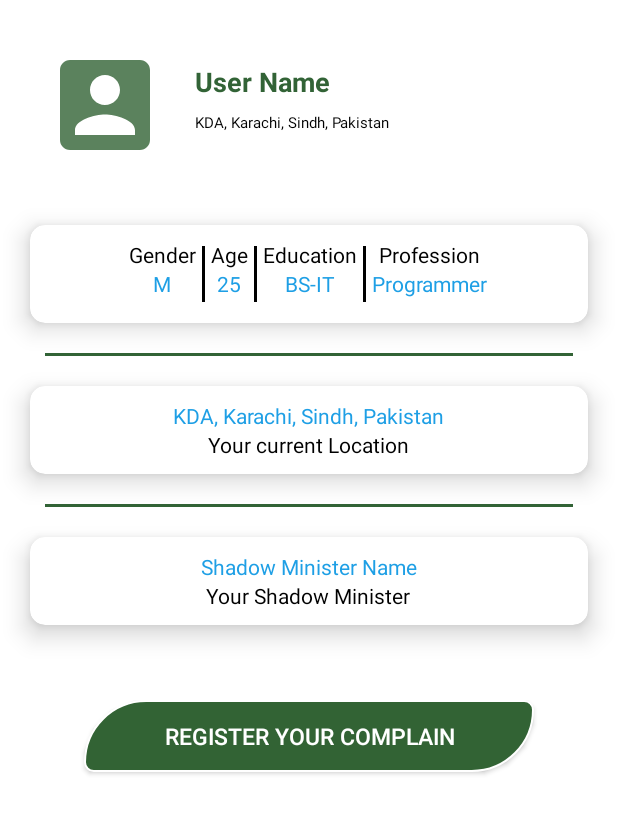
After one commit to Ubaid37official/InsanParty, an Android app: the UserHomeActivity screen opened directly, with no data from a screen before it, on a phone screen of 412 x 824 dp. The commit adds this screen. Shown: the top 814 px of the screen. Run offline under Robolectric (Android 15) with nearby library versions, the light colour scheme and no system bars.

Commit message:
new activity added

```diff
--- a/app/build.gradle
+++ b/app/build.gradle
@@ -29,5 +29,8 @@ dependencies {
     androidTestImplementation 'androidx.test.ext:junit:1.1.2'
     androidTestImplementation 'androidx.test.espresso:espresso-core:3.3.0'
     implementation 'com.android.volley:volley:1.1.1'
+    implementation "androidx.cardview:cardview:1.0.0"
+    implementation 'com.squareup.picasso:picasso:2.5.2'
+    implementation 'com.github.bumptech.glide:glide:4.7.1'
 
 }
--- a/app/src/main/AndroidManifest.xml
+++ b/app/src/main/AndroidManifest.xml
@@ -39,6 +39,9 @@
         <activity android:name="rehanfoundation.app.insanparty.UserLoginActivity"
             android:screenOrientation="portrait"/>
 
+        <activity android:name="rehanfoundation.app.insanparty.UserHomeActivity"
+            android:screenOrientation="portrait"/>
+
         <activity android:name="rehanfoundation.app.insanparty.MemberLoginActivity"
             android:screenOrientation="portrait"/>
 
--- a/app/src/main/java/rehanfoundation/app/insanparty/MemberLoginActivity.java
+++ b/app/src/main/java/rehanfoundation/app/insanparty/MemberLoginActivity.java
@@ -1,16 +1,40 @@
 package rehanfoundation.app.insanparty;
 
 import android.app.Activity;
+import android.content.Intent;
 import android.os.Bundle;
+import android.view.View;
+import android.widget.Button;
+import android.widget.EditText;
+import android.widget.TextView;
 
 import androidx.annotation.Nullable;
 
 public class MemberLoginActivity extends Activity {
 
+    private EditText email, password;
+    private  TextView forgotPassword;
+    private Button login;
 
     @Override
     protected void onCreate(@Nullable Bundle savedInstanceState) {
         super.onCreate(savedInstanceState);
         setContentView(R.layout.activity_memberlogin);
+
+        email = (EditText)findViewById(R.id.email);
+        password = (EditText)findViewById(R.id.password);
+        forgotPassword = (TextView)findViewById(R.id.forgotPassword);
+
+        login = (Button)findViewById(R.id.login);
+
+
+        login.setOnClickListener(new View.OnClickListener() {
+            @Override
+            public void onClick(View v) {
+                Intent intent = new Intent(getApplicationContext(),UserHomeActivity.class);
+                startActivity(intent);
+            }
+        });
+
     }
 }
--- /dev/null
+++ b/app/src/main/java/rehanfoundation/app/insanparty/UserHomeActivity.java
@@ -0,0 +1,14 @@
+package rehanfoundation.app.insanparty;
+
+import android.app.Activity;
+import android.os.Bundle;
+
+import androidx.annotation.Nullable;
+
+public class UserHomeActivity extends Activity {
+    @Override
+    protected void onCreate(@Nullable Bundle savedInstanceState) {
+        super.onCreate(savedInstanceState);
+        setContentView(R.layout.activity_userhome);
+    }
+}
--- a/app/src/main/java/rehanfoundation/app/insanparty/UserLoginActivity.java
+++ b/app/src/main/java/rehanfoundation/app/insanparty/UserLoginActivity.java
@@ -1,16 +1,39 @@
 package rehanfoundation.app.insanparty;
 
 import android.app.Activity;
+import android.content.Intent;
 import android.os.Bundle;
+import android.view.View;
+import android.widget.Button;
+import android.widget.EditText;
+import android.widget.TextView;
 
 import androidx.annotation.Nullable;
 
 public class UserLoginActivity extends Activity {
 
-
+    private Button login;
+    private EditText email, password;
+    private TextView forgotPassword;
     @Override
     protected void onCreate(@Nullable Bundle savedInstanceState) {
         super.onCreate(savedInstanceState);
         setContentView(R.layout.activity_userlogin);
+
+        email = (EditText)findViewById(R.id.email);
+        password = (EditText)findViewById(R.id.password);
+        forgotPassword = (TextView)findViewById(R.id.forgotPassword);
+
+        login = (Button)findViewById(R.id.login);
+
+
+        login.setOnClickListener(new View.OnClickListener() {
+            @Override
+            public void onClick(View v) {
+                Intent intent = new Intent(getApplicationContext(),UserHomeActivity.class);
+                startActivity(intent);
+            }
+        });
+
     }
 }
--- /dev/null
+++ b/app/src/main/res/drawable-anydpi/ic_usericon.xml
@@ -0,0 +1,11 @@
+<vector xmlns:android="http://schemas.android.com/apk/res/android"
+    android:width="24dp"
+    android:height="24dp"
+    android:viewportWidth="24"
+    android:viewportHeight="24"
+    android:tint="#326334"
+    android:alpha="0.8">
+  <path
+      android:fillColor="@android:color/white"
+      android:pathData="M3,5v14c0,1.1 0.89,2 2,2h14c1.1,0 2,-0.9 2,-2L21,5c0,-1.1 -0.9,-2 -2,-2L5,3c-1.11,0 -2,0.9 -2,2zM15,9c0,1.66 -1.34,3 -3,3s-3,-1.34 -3,-3 1.34,-3 3,-3 3,1.34 3,3zM6,17c0,-2 4,-3.1 6,-3.1s6,1.1 6,3.1v1L6,18v-1z"/>
+</vector>
--- /dev/null
+++ b/app/src/main/res/layout/activity_userhome.xml
@@ -0,0 +1,302 @@
+<?xml version="1.0" encoding="utf-8"?>
+<LinearLayout xmlns:android="http://schemas.android.com/apk/res/android"
+    xmlns:app="http://schemas.android.com/apk/res-auto"
+    android:orientation="vertical"
+    android:layout_width="match_parent"
+    android:layout_height="match_parent"
+    android:background="#ffffff">
+
+    <LinearLayout
+        android:layout_width="match_parent"
+        android:layout_height="wrap_content"
+        android:orientation="horizontal"
+        android:layout_margin="10dp">
+        <ImageView
+            android:layout_width="80dp"
+            android:layout_height="80dp"
+            android:src="@drawable/ic_usericon"
+            android:layout_marginRight="10dp"
+            android:layout_marginTop="20dp"
+            android:layout_marginBottom="10dp"
+            android:layout_marginLeft="20dp"/>
+
+        <LinearLayout
+            android:layout_width="match_parent"
+            android:layout_height="wrap_content"
+            android:orientation="vertical"
+            android:layout_margin="10dp">
+
+            <TextView
+                android:id="@+id/name"
+                android:layout_width="wrap_content"
+                android:layout_height="wrap_content"
+                android:layout_marginTop="22dp"
+                android:text="User Name"
+                android:textColor="#326336"
+                android:textSize="18sp"
+                android:textStyle="bold"/>
+
+            <TextView
+                android:id="@+id/location"
+                android:layout_width="wrap_content"
+                android:layout_height="wrap_content"
+                android:textColor="#000000"
+                android:textSize="10sp"
+                android:text="KDA, Karachi, Sindh, Pakistan"
+                android:layout_marginTop="8dp"
+               />
+
+        </LinearLayout>
+
+    </LinearLayout>
+
+    <androidx.cardview.widget.CardView
+        android:layout_width="match_parent"
+        android:layout_height="wrap_content"
+        android:layout_margin="20dp"
+        app:cardCornerRadius="10dp"
+        app:cardElevation="10dp">
+
+        <LinearLayout
+            android:layout_width="match_parent"
+            android:layout_height="wrap_content"
+            android:orientation="horizontal"
+            android:layout_margin="10dp"
+            android:gravity="center_horizontal"
+            >
+            <LinearLayout
+                android:layout_width="wrap_content"
+                android:layout_height="wrap_content"
+                android:orientation="vertical"
+                android:gravity="center_horizontal">
+
+                <TextView
+                    android:layout_width="wrap_content"
+                    android:layout_height="wrap_content"
+                    android:text="Gender"
+                    android:textColor="#000000"
+                    android:textSize="14sp"
+                    />
+
+                <TextView
+                    android:id="@+id/gender"
+                    android:layout_width="wrap_content"
+                    android:layout_height="wrap_content"
+                    android:text="M"
+                    android:textColor="#1E9FE5"
+                    android:textSize="14sp"
+                    />
+            </LinearLayout>
+
+
+            <View
+                android:layout_width="2dp"
+                android:layout_height="37dp"
+                android:background="#000000"
+                android:layout_margin="4dp"
+                />
+
+            <LinearLayout
+                android:layout_width="wrap_content"
+                android:layout_height="wrap_content"
+                android:orientation="vertical"
+                android:gravity="center_horizontal">
+
+                <TextView
+                    android:layout_width="wrap_content"
+                    android:layout_height="wrap_content"
+                    android:text="Age"
+                    android:textColor="#000000"
+                    android:textSize="14sp"
+                   />
+
+                <TextView
+                    android:id="@+id/age"
+                    android:layout_width="wrap_content"
+                    android:layout_height="wrap_content"
+                    android:text="25"
+                    android:textColor="#1E9FE5"
+                    android:textSize="14sp"
+                    />
+            </LinearLayout>
+
+            <View
+                android:layout_width="2dp"
+                android:layout_height="37dp"
+                android:background="#000000"
+                android:layout_margin="4dp"
+                />
+
+            <LinearLayout
+                android:layout_width="wrap_content"
+                android:layout_height="wrap_content"
+                android:orientation="vertical"
+                android:gravity="center_horizontal">
+
+                <TextView
+                    android:layout_width="wrap_content"
+                    android:layout_height="wrap_content"
+                    android:text="Education"
+                    android:textColor="#000000"
+                    android:textSize="14sp"
+                    />
+
+                <TextView
+                    android:id="@+id/education"
+                    android:layout_width="wrap_content"
+                    android:layout_height="wrap_content"
+                    android:text="BS-IT"
+                    android:textColor="#1E9FE5"
+                    android:textSize="14sp"
+                    />
+            </LinearLayout>
+
+            <View
+                android:layout_width="2dp"
+                android:layout_height="37dp"
+                android:background="#000000"
+                android:layout_margin="4dp"
+                />
+
+            <LinearLayout
+                android:layout_width="wrap_content"
+                android:layout_height="wrap_content"
+                android:orientation="vertical"
+                android:gravity="center_horizontal">
+
+                <TextView
+                    android:layout_width="wrap_content"
+                    android:layout_height="wrap_content"
+                    android:text="Profession"
+                    android:textColor="#000000"
+                    android:textSize="14sp"
+                    />
+
+                <TextView
+                    android:id="@+id/profession"
+                    android:layout_width="wrap_content"
+                    android:layout_height="wrap_content"
+                    android:text="Programmer"
+                    android:textColor="#1E9FE5"
+                    android:textSize="14sp"
+                   />
+            </LinearLayout>
+        </LinearLayout>
+    </androidx.cardview.widget.CardView>
+
+    <View
+        android:layout_width="match_parent"
+        android:layout_height="2dp"
+        android:background="#326336"
+        android:layout_marginLeft="30dp"
+        android:layout_marginRight="30dp"
+        android:layout_marginTop="0dp"
+        android:layout_marginBottom="0dp"
+        />
+
+
+    <androidx.cardview.widget.CardView
+        android:layout_width="match_parent"
+        android:layout_height="wrap_content"
+        android:layout_margin="20dp"
+        app:cardCornerRadius="10dp"
+        app:cardElevation="10dp">
+
+        <LinearLayout
+            android:layout_width="match_parent"
+            android:layout_height="wrap_content"
+            android:orientation="vertical"
+            android:layout_margin="10dp"
+            android:gravity="center_horizontal"
+            >
+
+
+            <TextView
+                android:id="@+id/currentLocation"
+                android:layout_width="wrap_content"
+                android:layout_height="wrap_content"
+                android:text="KDA, Karachi, Sindh, Pakistan"
+                android:textColor="#1E9FE5"
+                android:textSize="14sp"
+                />
+
+            <TextView
+                android:layout_width="wrap_content"
+                android:layout_height="wrap_content"
+                android:text="Your current Location"
+                android:textColor="#000000"
+                android:textSize="14sp"
+                />
+
+
+
+        </LinearLayout>
+    </androidx.cardview.widget.CardView>
+
+    <View
+        android:layout_width="match_parent"
+        android:layout_height="2dp"
+        android:background="#326336"
+        android:layout_marginLeft="30dp"
+        android:layout_marginRight="30dp"
+        android:layout_marginTop="0dp"
+        android:layout_marginBottom="0dp"
+        />
+
+    <androidx.cardview.widget.CardView
+        android:layout_width="match_parent"
+        android:layout_height="wrap_content"
+        android:layout_margin="20dp"
+        app:cardCornerRadius="10dp"
+        app:cardElevation="10dp">
+
+        <LinearLayout
+            android:layout_width="match_parent"
+            android:layout_height="wrap_content"
+            android:orientation="vertical"
+            android:layout_margin="10dp"
+            android:gravity="center_horizontal"
+            >
+
+
+            <TextView
+                android:id="@+id/shadowMinister"
+                android:layout_width="wrap_content"
+                android:layout_height="wrap_content"
+                android:text="Shadow Minister Name"
+                android:textColor="#1E9FE5"
+                android:textSize="14sp"
+                />
+
+            <TextView
+                android:layout_width="wrap_content"
+                android:layout_height="wrap_content"
+                android:text="Your Shadow Minister"
+                android:textColor="#000000"
+                android:textSize="14sp"
+                />
+
+
+
+        </LinearLayout>
+    </androidx.cardview.widget.CardView>
+
+
+    <Button
+        android:id="@+id/registerComplain"
+        android:layout_width="300dp"
+        android:layout_height="wrap_content"
+        android:layout_marginLeft="30dp"
+        android:layout_marginRight="30dp"
+        android:layout_marginTop="30dp"
+        android:text="Register Your Complain"
+        android:textColor="#ffffff"
+        android:textSize="15sp"
+        android:background="@drawable/roundbutton"
+        android:layout_gravity="center_horizontal"/>
+
+
+
+
+
+</LinearLayout>
```
Also changed, not shown: app/src/main/res/drawable-hdpi/ic_usericon.png (added), app/src/main/res/drawable-mdpi/ic_usericon.png (added), app/src/main/res/drawable-xhdpi/ic_usericon.png (added), app/src/main/res/drawable-xxhdpi/ic_usericon.png (added).
